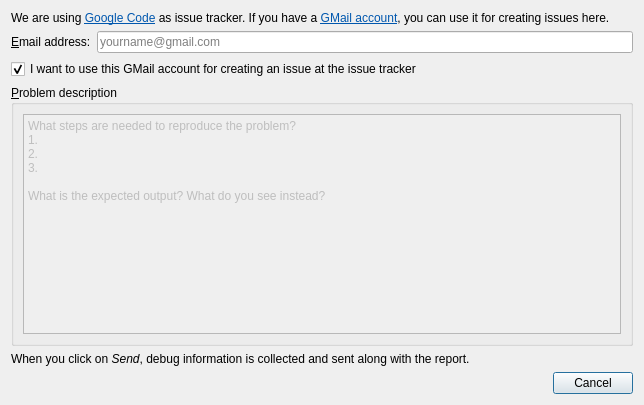
Above: plugins/coreplugin/dialogs/bugreportdialog.ui from FreeHealth/freehealth before the change. Below: the same form after it.
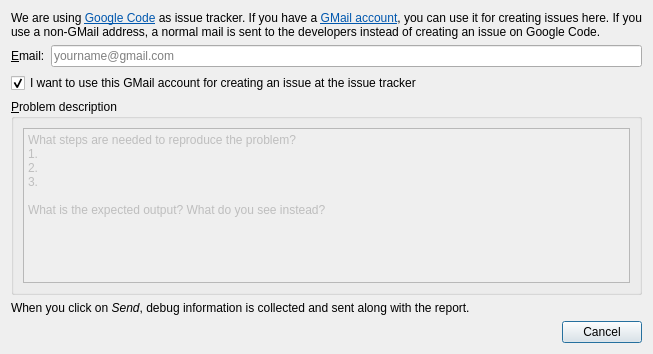
That is the form after the change.

Commit message: use current user's email address for bug reports

The edit to the form file:
```diff
--- a/plugins/coreplugin/dialogs/bugreportdialog.ui
+++ b/plugins/coreplugin/dialogs/bugreportdialog.ui
@@ -6,8 +6,8 @@
    <rect>
     <x>0</x>
     <y>0</y>
-    <width>644</width>
-    <height>405</height>
+    <width>653</width>
+    <height>354</height>
    </rect>
   </property>
   <property name="windowTitle">
@@ -17,7 +17,7 @@
    <item row="1" column="0">
     <widget class="QLabel" name="emailLabel">
      <property name="text">
-      <string>&amp;Email address:</string>
+      <string>&amp;Email:</string>
      </property>
      <property name="buddy">
       <cstring>emailEdit</cstring>
@@ -79,7 +79,7 @@
    <item row="0" column="0" colspan="2">
     <widget class="QLabel" name="instructionsLabel">
      <property name="text">
-      <string>&lt;html&gt;&lt;head/&gt;&lt;body&gt;&lt;p&gt;We are using &lt;a href=&quot;http://code.google.com/p/freemedforms/issues/list&quot;&gt;&lt;span style=&quot; text-decoration: underline; color:#0057ae;&quot;&gt;Google Code&lt;/span&gt;&lt;/a&gt; as issue tracker. If you have a &lt;a href=&quot;https://accounts.google.com/SignUp&quot;&gt;&lt;span style=&quot; text-decoration: underline; color:#0057ae;&quot;&gt;GMail account&lt;/span&gt;&lt;/a&gt;, you can use it for creating issues here.&lt;/p&gt;&lt;/body&gt;&lt;/html&gt;</string>
+      <string>&lt;html&gt;&lt;head/&gt;&lt;body&gt;&lt;p&gt;We are using &lt;a href=&quot;http://code.google.com/p/freemedforms/issues/list&quot;&gt;&lt;span style=&quot; text-decoration: underline; color:#0057ae;&quot;&gt;Google Code&lt;/span&gt;&lt;/a&gt; as issue tracker. If you have a &lt;a href=&quot;https://accounts.google.com/SignUp&quot;&gt;&lt;span style=&quot; text-decoration: underline; color:#0057ae;&quot;&gt;GMail account&lt;/span&gt;&lt;/a&gt;, you can use it for creating issues here. If you use a non-GMail address, a normal mail is sent to the developers instead of creating an issue on Google Code.&lt;/p&gt;&lt;/body&gt;&lt;/html&gt;</string>
      </property>
      <property name="wordWrap">
       <bool>true</bool>
```
The commit also changes 1 other file.
